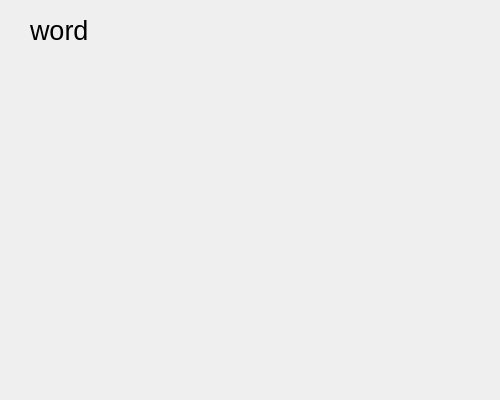
This is WordLite/wordwidget.ui in Staaaaaaaaar/WordHub as Qt 5 draws it before an edit. The edited form follows.
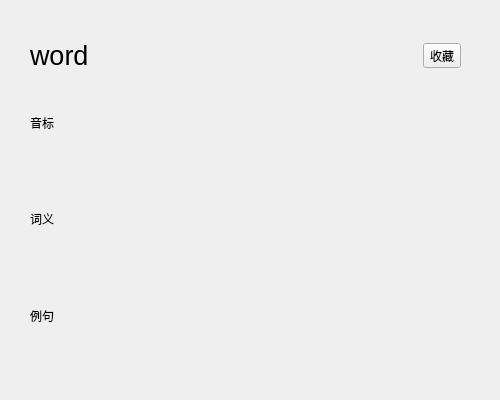
This is the edited form.

Patch:
```diff
--- a/WordLite/wordwidget.ui
+++ b/WordLite/wordwidget.ui
@@ -13,15 +13,20 @@
   <property name="windowTitle">
    <string>Form</string>
   </property>
-  <widget class="QLabel" name="label">
+  <widget class="QWidget" name="">
    <property name="geometry">
     <rect>
      <x>30</x>
-     <y>10</y>
-     <width>111</width>
-     <height>41</height>
+     <y>40</y>
+     <width>431</width>
+     <height>321</height>
     </rect>
    </property>
+   <layout class="QVBoxLayout" name="verticalLayout">
+    <item>
+     <layout class="QHBoxLayout" name="horizontalLayout">
+      <item>
+       <widget class="QLabel" name="label">
    <property name="font">
     <font>
      <pointsize>20</pointsize>
@@ -30,6 +35,39 @@
    <property name="text">
     <string>word</string>
    </property>
+       </widget>
+      </item>
+      <item>
+       <widget class="QToolButton" name="toolButton">
+        <property name="text">
+         <string>收藏</string>
+        </property>
+       </widget>
+      </item>
+     </layout>
+    </item>
+    <item>
+     <widget class="QLabel" name="label_2">
+      <property name="text">
+       <string>音标</string>
+      </property>
+     </widget>
+    </item>
+    <item>
+     <widget class="QLabel" name="label_3">
+      <property name="text">
+       <string>词义</string>
+      </property>
+     </widget>
+    </item>
+    <item>
+     <widget class="QLabel" name="label_4">
+      <property name="text">
+       <string>例句</string>
+      </property>
+     </widget>
+    </item>
+   </layout>
   </widget>
  </widget>
  <resources/>
```
Lines whose indentation alone changed are shown as unchanged.
